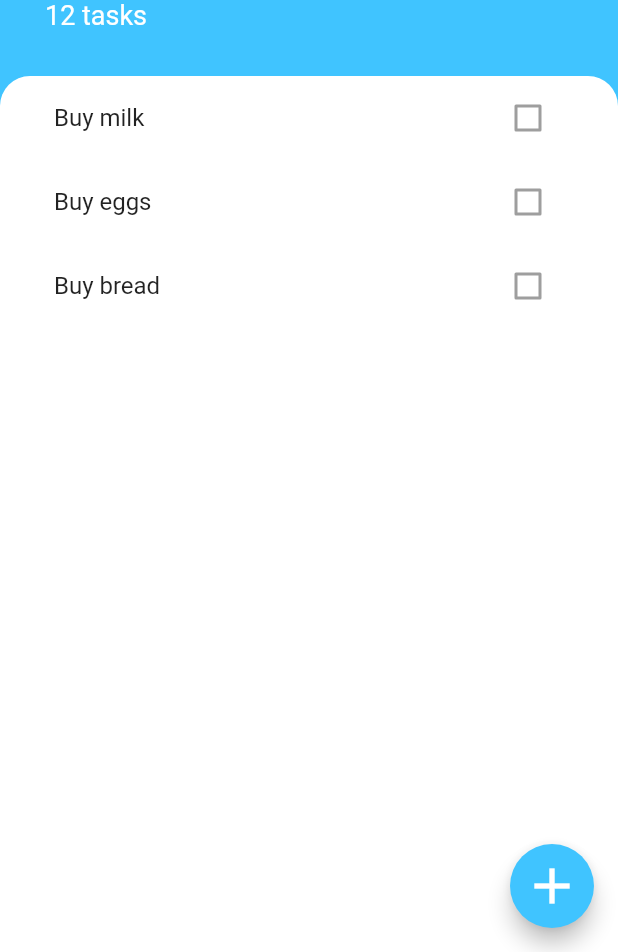
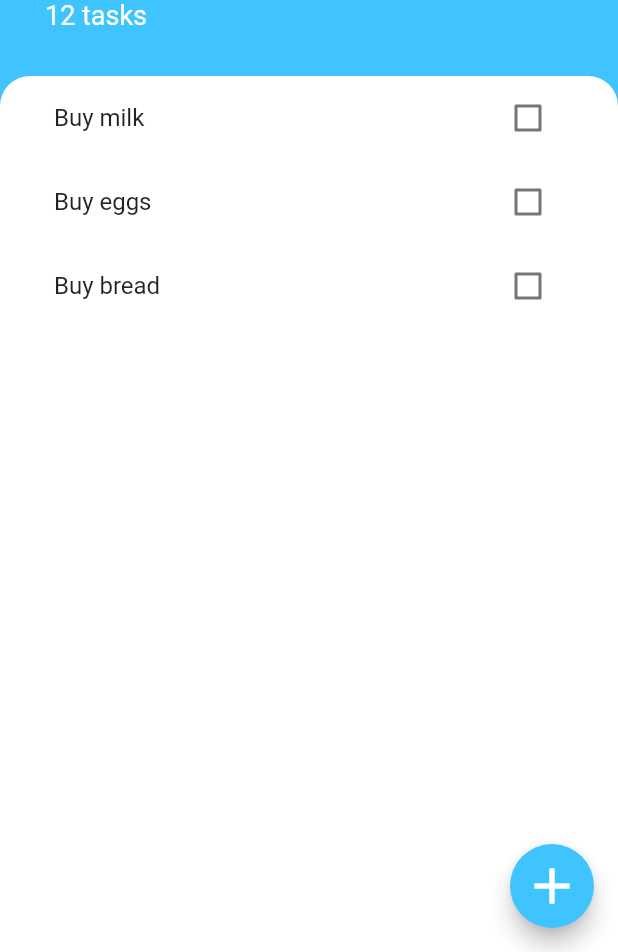
Before and after one commit to rooptestdev/todoey_flutter, a Flutter app: the screen it shows after launch, on a phone screen of 412 x 824 dp, the part 284-1236 px from its top. Run offline on Flutter 3.47's test engine with Material 2 defaults, Android fonts, the phone set to English and light mode, and no system bars.

Commit message:
lifting state up widget tree

```diff
--- a/lib/screens/add_task_screen.dart
+++ b/lib/screens/add_task_screen.dart
@@ -30,6 +30,9 @@ class AddTaskScreen extends StatelessWidget {
             TextField(
               autofocus: true,
               textAlign: TextAlign.center,
+              onChanged: (value) {
+                print(value);
+              },
             ),
             SizedBox(
               height: 10.0,
--- a/lib/widgets/task_tile.dart
+++ b/lib/widgets/task_tile.dart
@@ -4,11 +4,13 @@ import 'package:flutter/material.dart';
 class TaskTile extends StatelessWidget {
   final bool isChecked;
   final String taskTitle;
-  const TaskTile({
-    Key? key,
-    required this.isChecked,
-    required this.taskTitle,
-  }) : super(key: key);
+  final Function(bool?) checkboxCallback;
+  const TaskTile(
+      {Key? key,
+      required this.isChecked,
+      required this.taskTitle,
+      required this.checkboxCallback})
+      : super(key: key);
 
   @override
   Widget build(BuildContext context) {
@@ -20,16 +22,10 @@ class TaskTile extends StatelessWidget {
         ),
       ),
       trailing: Checkbox(
-          activeColor: Colors.lightBlueAccent,
-          value: isChecked,
-          onChanged: null //toggleCheckboxState,
-          ),
+        activeColor: Colors.lightBlueAccent,
+        value: isChecked,
+        onChanged: checkboxCallback,
+      ),
     );
   }
 }
-
-// (bool? checkboxState) {
-// setState(() {
-// isChecked = checkboxState!;
-// });
-// },
--- a/lib/widgets/tasks_list.dart
+++ b/lib/widgets/tasks_list.dart
@@ -19,21 +19,19 @@ class _TasksListState extends State<TasksList> {
   ];
   @override
   Widget build(BuildContext context) {
-    return ListView(
-      children: [
-        TaskTile(
-          taskTitle: tasks[0].name,
-          isChecked: tasks[0].isDone,
-        ),
-        TaskTile(
-          taskTitle: tasks[1].name,
-          isChecked: tasks[1].isDone,
-        ),
-        TaskTile(
-          taskTitle: tasks[2].name,
-          isChecked: tasks[2].isDone,
-        ),
-      ],
+    return ListView.builder(
+      itemBuilder: (context, index) {
+        return TaskTile(
+          isChecked: tasks[index].isDone,
+          taskTitle: tasks[index].name,
+          checkboxCallback: (bool? checkboxState) {
+            setState(() {
+              tasks[index].toggleDone();
+            });
+          },
+        );
+      },
+      itemCount: tasks.length,
     );
   }
 }
```
